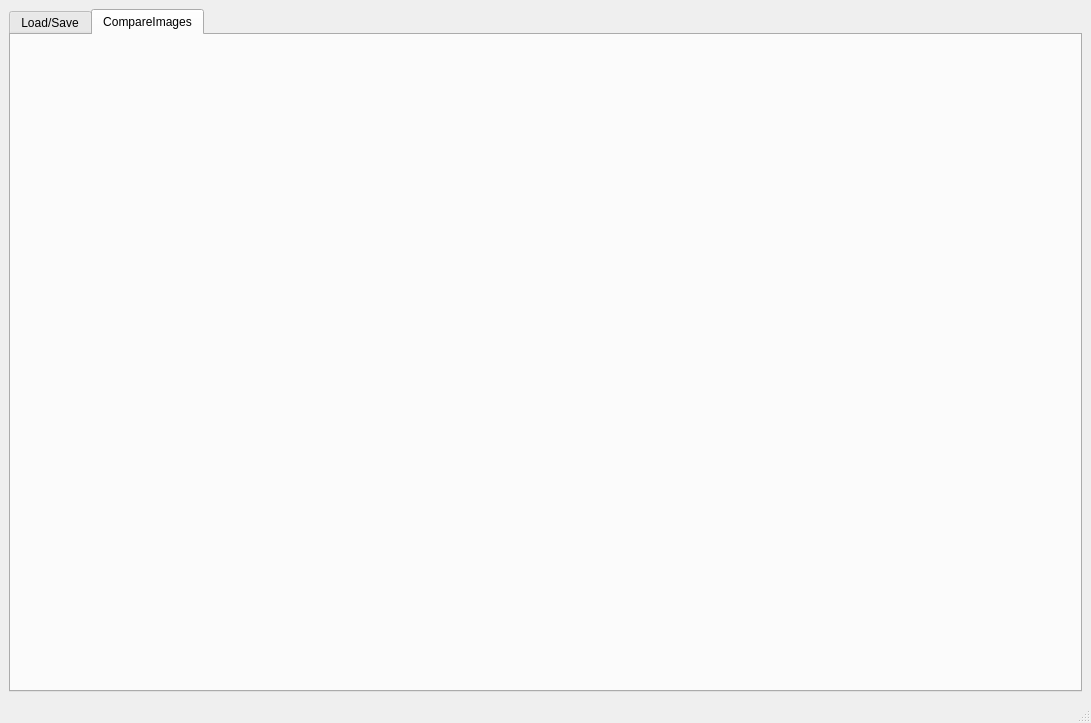
Qt form UI/mainwindow.ui (PerryVrajnitorincul26/ProiectSD) before a commit.
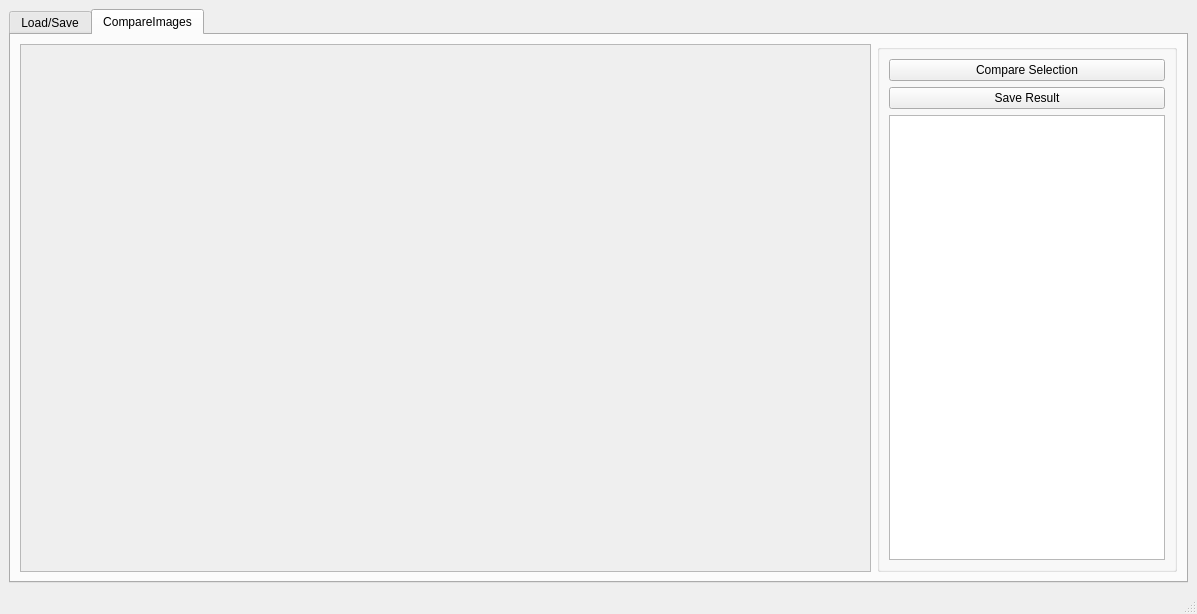
The same form after that commit. The open tabs and pages were chosen to show the change.

```diff
--- a/UI/mainwindow.ui
+++ b/UI/mainwindow.ui
@@ -6,16 +6,16 @@
    <rect>
     <x>0</x>
     <y>0</y>
-    <width>1091</width>
-    <height>723</height>
+    <width>1197</width>
+    <height>614</height>
    </rect>
   </property>
   <property name="windowTitle">
    <string>MainWindow</string>
   </property>
   <widget class="QWidget" name="centralwidget">
-   <layout class="QHBoxLayout" name="horizontalLayout">
-    <item>
+   <layout class="QGridLayout" name="gridLayout_3">
+    <item row="0" column="0">
      <widget class="QTabWidget" name="tabWidget">
       <property name="toolTip">
        <string>&lt;html&gt;&lt;head/&gt;&lt;body&gt;&lt;p&gt;aa&lt;/p&gt;&lt;p&gt;&lt;br/&gt;&lt;/p&gt;&lt;/body&gt;&lt;/html&gt;</string>
@@ -98,9 +98,94 @@
        </layout>
       </widget>
       <widget class="QWidget" name="Compare">
+       <property name="sizePolicy">
+        <sizepolicy hsizetype="Expanding" vsizetype="Minimum">
+         <horstretch>0</horstretch>
+         <verstretch>0</verstretch>
+        </sizepolicy>
+       </property>
        <attribute name="title">
         <string>CompareImages</string>
        </attribute>
+       <layout class="QHBoxLayout" name="horizontalLayout">
+        <item>
+         <widget class="QScrollArea" name="comparePane">
+          <property name="sizePolicy">
+           <sizepolicy hsizetype="MinimumExpanding" vsizetype="Preferred">
+            <horstretch>0</horstretch>
+            <verstretch>0</verstretch>
+           </sizepolicy>
+          </property>
+          <property name="widgetResizable">
+           <bool>true</bool>
+          </property>
+          <widget class="QWidget" name="scrollAreaWidgetContents_3">
+           <property name="geometry">
+            <rect>
+             <x>0</x>
+             <y>0</y>
+             <width>849</width>
+             <height>495</height>
+            </rect>
+           </property>
+          </widget>
+         </widget>
+        </item>
+        <item>
+         <widget class="QGroupBox" name="verticalGroupBox_3">
+          <property name="sizePolicy">
+           <sizepolicy hsizetype="Maximum" vsizetype="Expanding">
+            <horstretch>0</horstretch>
+            <verstretch>0</verstretch>
+           </sizepolicy>
+          </property>
+          <property name="minimumSize">
+           <size>
+            <width>300</width>
+            <height>0</height>
+           </size>
+          </property>
+          <layout class="QGridLayout" name="gridLayout_4">
+           <item row="0" column="0">
+            <widget class="QPushButton" name="compareSelection">
+             <property name="text">
+              <string>Compare Selection</string>
+             </property>
+            </widget>
+           </item>
+           <item row="3" column="0">
+            <widget class="QListView" name="compareView">
+             <property name="sizePolicy">
+              <sizepolicy hsizetype="MinimumExpanding" vsizetype="Minimum">
+               <horstretch>0</horstretch>
+               <verstretch>0</verstretch>
+              </sizepolicy>
+             </property>
+             <property name="minimumSize">
+              <size>
+               <width>0</width>
+               <height>0</height>
+              </size>
+             </property>
+             <property name="sizeIncrement">
+              <size>
+               <width>0</width>
+               <height>0</height>
+              </size>
+             </property>
+            </widget>
+           </item>
+           <item row="1" column="0">
+            <widget class="QPushButton" name="saveResult">
+             <property name="text">
+              <string>Save Result</string>
+             </property>
+            </widget>
+           </item>
+          </layout>
+         </widget>
+        </item>
+       </layout>
       </widget>
      </widget>
     </item>
```
Left out of the diff: 68 changed lines with no effect on the pictures.
